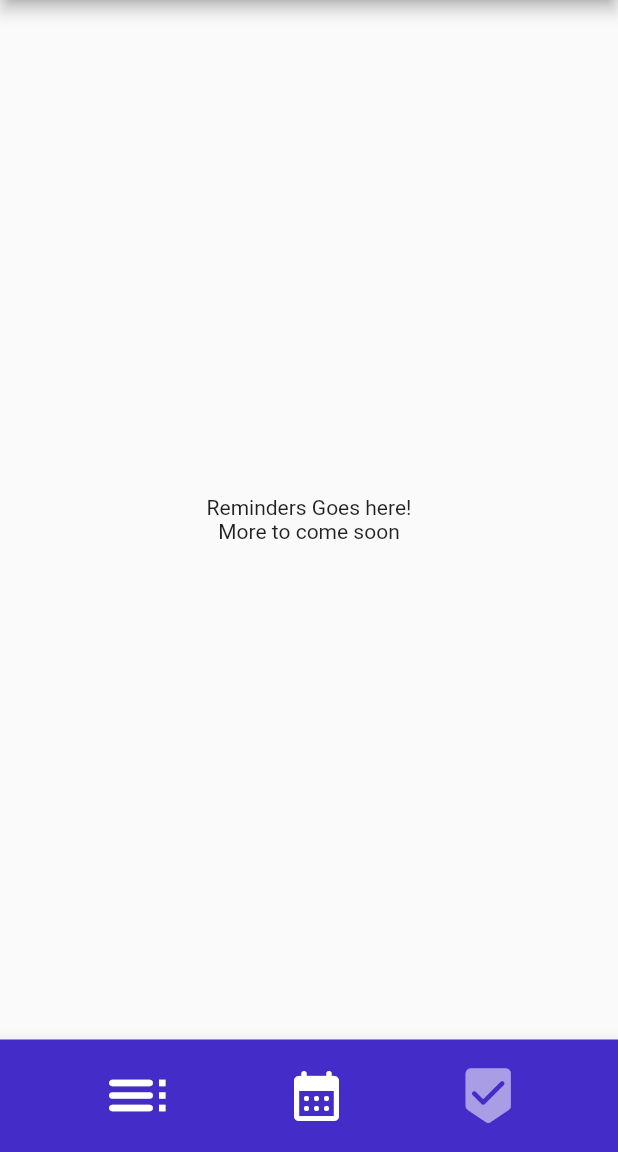
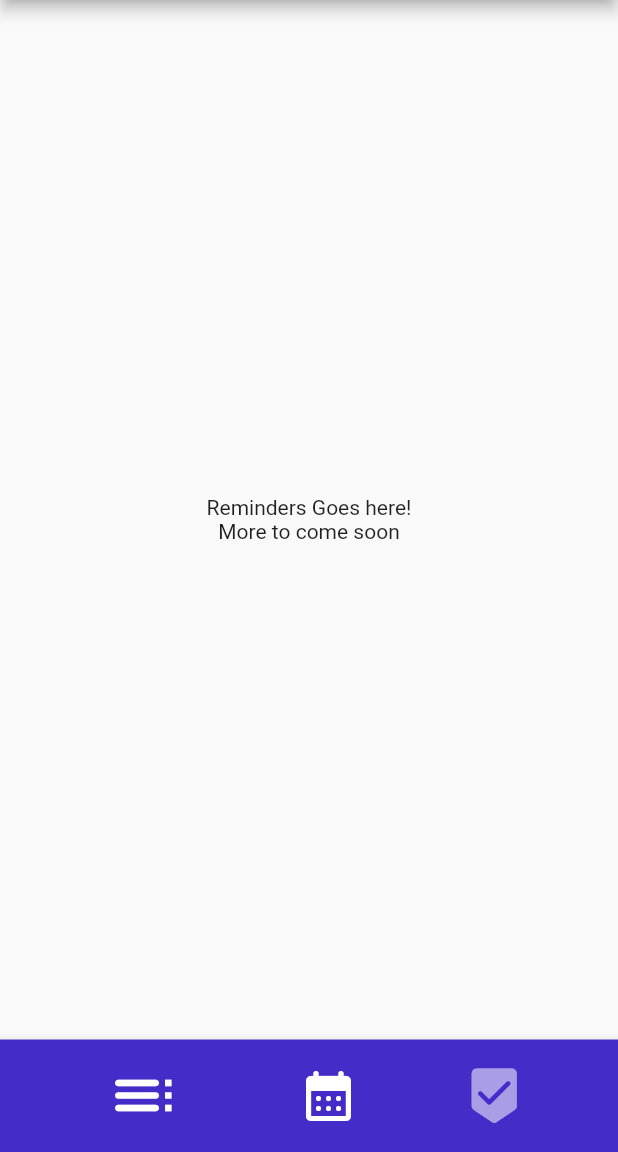
Before and after one commit to Carhn/PlanItOut, a Flutter app: the screen it shows after launch, after a tap on the "toc" icon, after a tap on the "beenhere" icon, on a phone screen of 412 x 824 dp, the part 84-1236 px from its top. Run offline on Flutter 3.47's test engine with Material 2 defaults, Android fonts, the phone set to English and light mode, and no system bars; our stand-ins replace table_calendar.

Commit message:
made visual changes

```diff
--- a/planner_cs386/lib/main.dart
+++ b/planner_cs386/lib/main.dart
@@ -82,12 +82,11 @@ class _HomeState extends State<Home> {
               // Calendar stylization
               headerStyle: HeaderStyle(
                 formatButtonShowsNext: false,
-                formatButtonTextStyle: const TextStyle(),
+                formatButtonTextStyle: const TextStyle(color: Colors.white),
                 formatButtonDecoration: BoxDecoration(
-                  border: Border.all(color: Colors.black),
-                  color: Colors.white,
+                  color: planItOutPrimary,
                   shape: BoxShape.rectangle,
-                  borderRadius: BorderRadius.circular(15.0),
+                  borderRadius: BorderRadius.circular(10.0),
                 ),
               ),
               calendarStyle: CalendarStyle(
--- a/planner_cs386/lib/pages/reminders.dart
+++ b/planner_cs386/lib/pages/reminders.dart
@@ -59,15 +59,10 @@ class _ReminderState extends State<Reminders> {
                   icon: const Icon(Icons.calendar_month_rounded),
                   iconSize: 40,
                 ),
-                IconButton(
-                  onPressed: () {
-                    Navigator.pushNamedAndRemoveUntil(
-                        context, remindersRoute, (r) => false);
-                  },
+                const Icon(
                   color: Colors.white54,
-                  highlightColor: Colors.white30,
-                  icon: const Icon(Icons.beenhere_rounded),
-                  iconSize: 40,
+                  Icons.beenhere_rounded,
+                  size: 40,
                 ),
               ]),
         ),
--- a/planner_cs386/lib/pages/todoList.dart
+++ b/planner_cs386/lib/pages/todoList.dart
@@ -39,15 +39,10 @@ class _TodoState extends State<Todo> {
           child: Row(
               mainAxisAlignment: MainAxisAlignment.spaceEvenly,
               children: <Widget>[
-                IconButton(
-                  onPressed: () {
-                    Navigator.pushNamedAndRemoveUntil(
-                        context, todoRoute, (r) => false);
-                  },
+                const Icon(
                   color: Colors.white54,
-                  highlightColor: Colors.white30,
-                  icon: const Icon(Icons.toc_rounded),
-                  iconSize: 50,
+                  Icons.toc_rounded,
+                  size: 50,
                 ),
                 IconButton(
                   onPressed: () {
```
